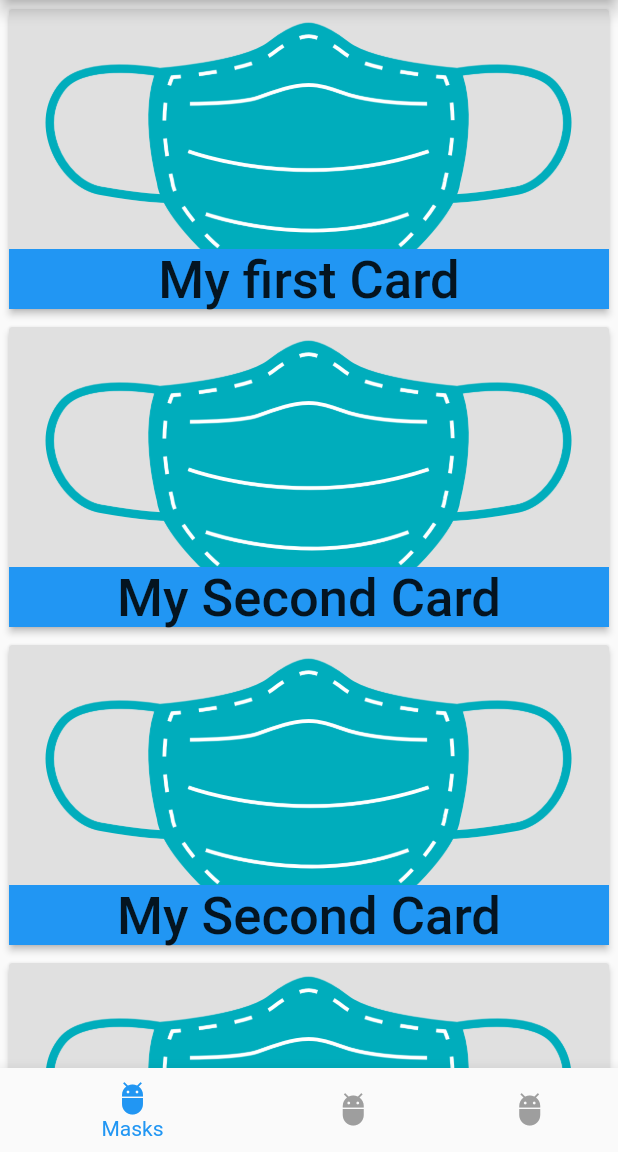
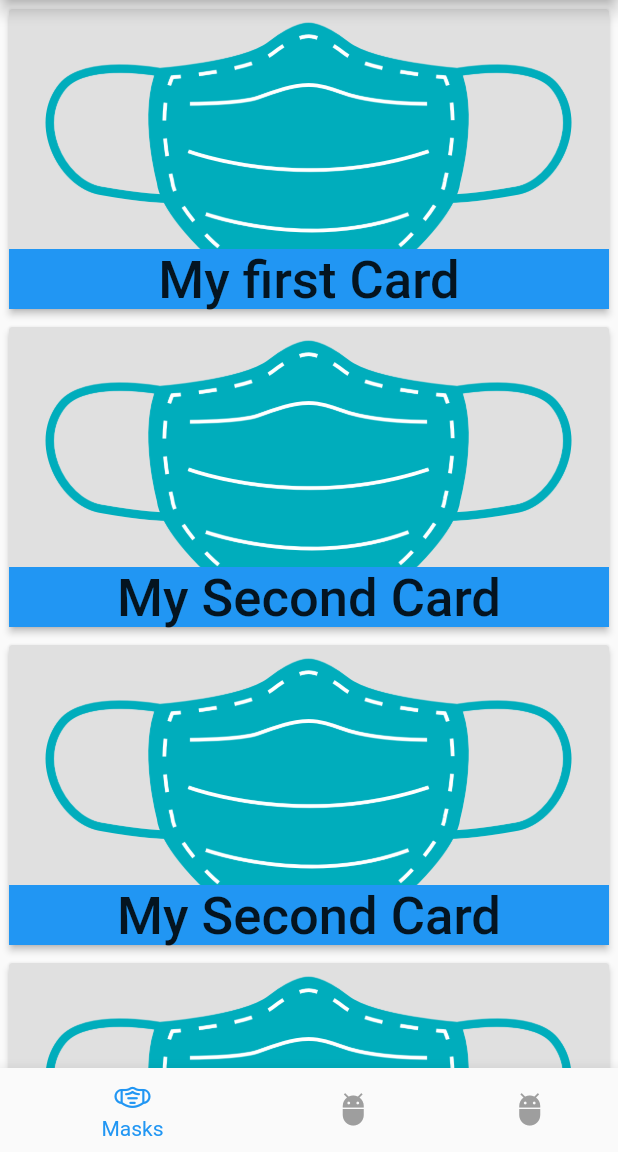
Before and after one commit to KharYusuf/Combat-Covid, a Flutter app: the screen it shows after launch, on a phone screen of 412 x 824 dp, the part 84-1236 px from its top. Run offline on Flutter 3.47's test engine with Material 2 defaults, Android fonts, the light colour scheme and no system bars; our stand-ins replace charts_flutter.

Commit message:
Added icon for the mask's tab

```diff
--- a/lib/bottom_navigation_bar.dart
+++ b/lib/bottom_navigation_bar.dart
@@ -1,4 +1,5 @@
 import 'package:flutter/material.dart';
+import './custom_icons_icons.dart';
 
 class BottomTabs extends StatelessWidget {
   final int _currentPageIndex;
@@ -13,7 +14,7 @@ class BottomTabs extends StatelessWidget {
       onTap: _setSelectedPage,
       items: [
         BottomNavigationBarItem(
-          icon: Icon(Icons.adb),
+          icon: Icon(CustomIcons.mask),
           title: Text('Masks'),
         ),
         BottomNavigationBarItem(
--- /dev/null
+++ b/lib/custom_icons_icons.dart
@@ -0,0 +1,25 @@
+/// Flutter icons CustomIcons
+/// Copyright (C) 2020 by original authors @ fluttericon.com, fontello.com
+/// This font was generated by FlutterIcon.com, which is derived from Fontello.
+///
+/// To use this font, place it in your fonts/ directory and include the
+/// following in your pubspec.yaml
+///
+/// flutter:
+///   fonts:
+///    - family:  CustomIcons
+///      fonts:
+///       - asset: fonts/CustomIcons.ttf
+///
+///
+///
+import 'package:flutter/widgets.dart';
+
+class CustomIcons {
+  CustomIcons._();
+
+  static const _kFontFam = 'CustomIcons';
+  static const _kFontPkg = null;
+
+  static const IconData mask = IconData(0xe800, fontFamily: _kFontFam, fontPackage: _kFontPkg);
+}
--- a/pubspec.yaml
+++ b/pubspec.yaml
@@ -49,6 +49,10 @@ flutter:
   # To add assets to your application, add an assets section, like this:
   assets:
     - assets/homemade_face_mask.png
+  fonts:
+    - family:  CustomIcons
+      fonts:
+       - asset: fonts/CustomIcons.ttf
 
   # An image asset can refer to one or more resolution-specific "variants", see
   # https://flutter.dev/assets-and-images/#resolution-aware.
```
Also changed, not shown: assets/homemade_face_mask.svg (added), assets/mask.svg (added), fonts/CustomIcons.ttf (added).
